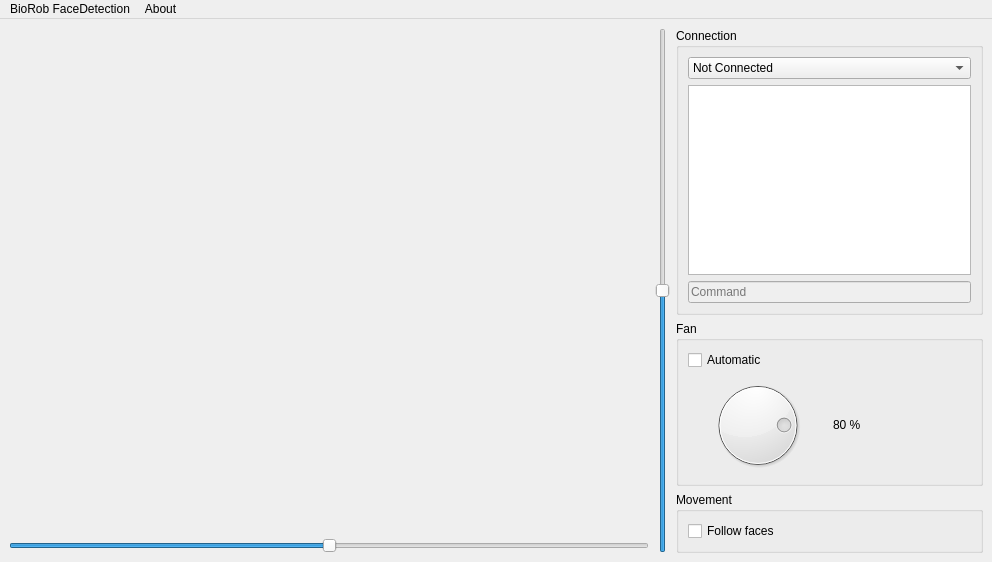
The window that FaceRecognition/mainwindow.ui (tfeldmann/Biorobotic-Arm) describes before a commit, drawn with Qt 5.
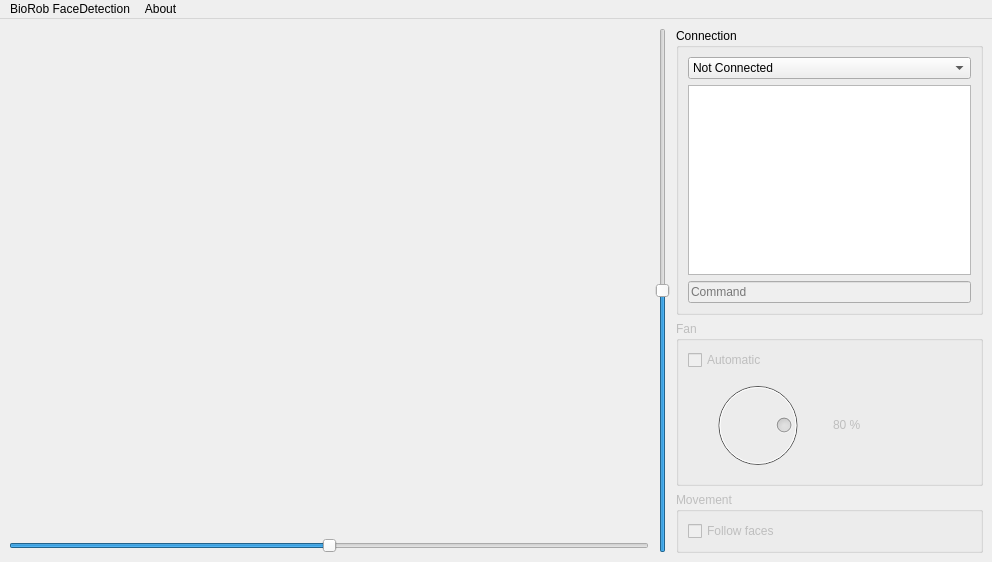
The same window after the commit. Custom widgets are drawn as their Qt base class.

Commit message: ventilator now works

What changed in the file:
```diff
--- a/FaceRecognition/mainwindow.ui
+++ b/FaceRecognition/mainwindow.ui
@@ -180,7 +180,10 @@
          </widget>
         </item>
         <item>
-         <widget class="QGroupBox" name="groupBox">
+         <widget class="QGroupBox" name="fanbox">
+          <property name="enabled">
+           <bool>false</bool>
+          </property>
           <property name="maximumSize">
            <size>
             <width>16777215</width>
@@ -247,7 +250,10 @@
          </widget>
         </item>
         <item>
-         <widget class="QGroupBox" name="groupBox_2">
+         <widget class="QGroupBox" name="movementbox">
+          <property name="enabled">
+           <bool>false</bool>
+          </property>
           <property name="title">
            <string>Movement</string>
           </property>
```
The commit also changes 2 other files.
